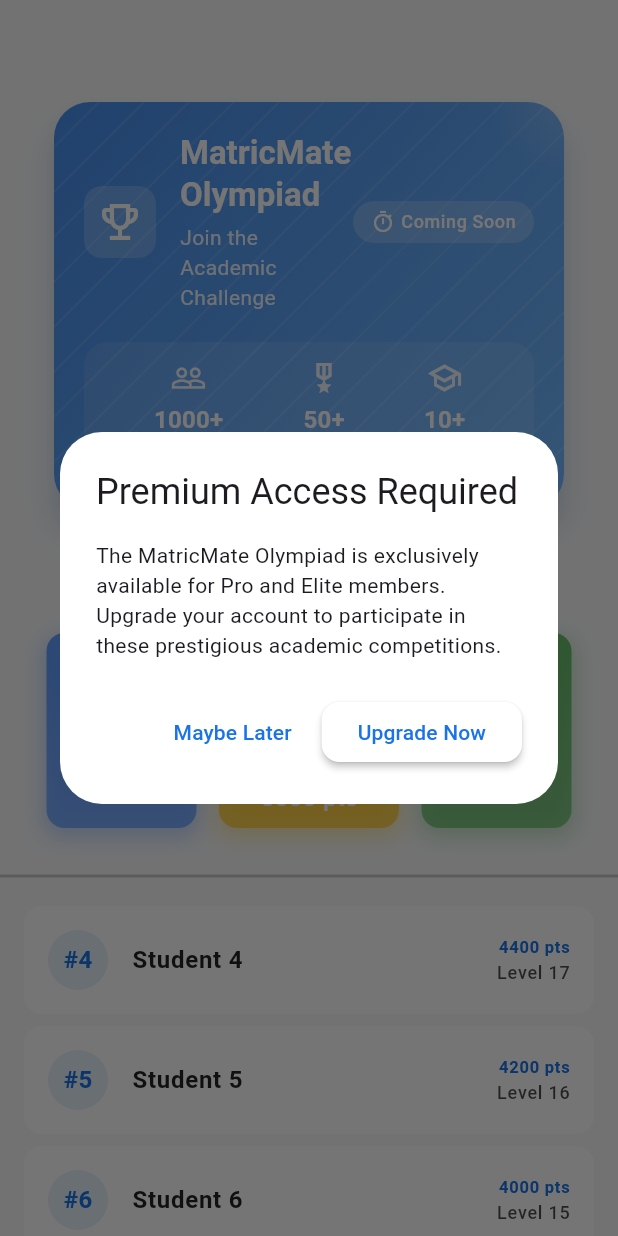
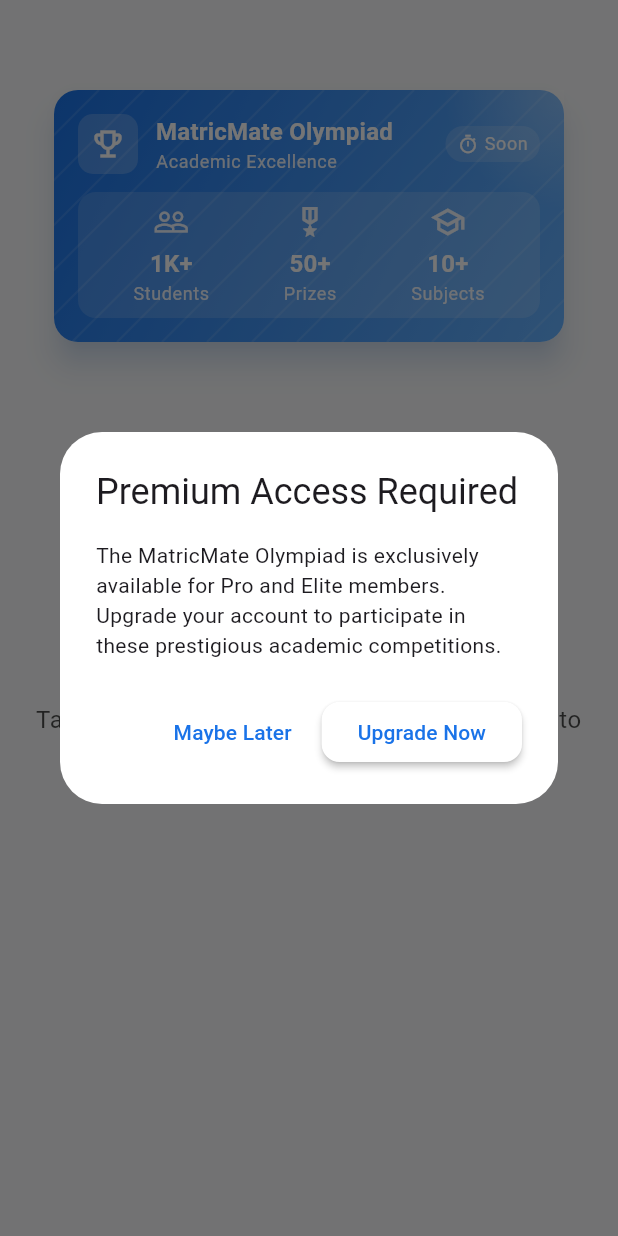
Before and after one commit to leighkun147/MatricMate, a Flutter app: the LeaderboardScreen screen opened directly, after a tap on "MatricMate Olympiad", on a phone screen of 412 x 824 dp. Run offline on Flutter 3.47's test engine with Material 3 defaults, Android fonts, the phone set to English and light mode, and no system bars; drawn by our look-alikes of flutter_animate; our stand-ins replace cloud_firestore, device_info_plus, dio, firebase_auth, firebase_core, firebase_storage and 5 more; accounts and stored records are empty.

Commit message:
towards launching

```diff
--- a/lib/models/exam_result.dart
+++ b/lib/models/exam_result.dart
@@ -1,5 +1,6 @@
 class ExamResult {
   final String examId;
+  final String examHash; // Hash of exam content to identify unique exams
   final String title;
   final int totalQuestions;
   final int correctAnswers;
@@ -9,6 +10,7 @@
 
   ExamResult({
     required this.examId,
+    required this.examHash,
     required this.title,
     required this.totalQuestions,
     required this.correctAnswers,
@@ -20,6 +22,7 @@
   Map<String, dynamic> toJson() {
     return {
       'examId': examId,
+      'examHash': examHash,
       'title': title,
       'totalQuestions': totalQuestions,
       'correctAnswers': correctAnswers,
@@ -32,6 +35,7 @@
   factory ExamResult.fromJson(Map<String, dynamic> json) {
     return ExamResult(
       examId: json['examId'] as String,
+      examHash: json['examHash'] as String? ?? json['examId'] as String, // Fallback for old results
       title: json['title'] as String,
       totalQuestions: json['totalQuestions'] as int,
       correctAnswers: json['correctAnswers'] as int,
--- a/lib/models/olympiad_exam.dart
+++ b/lib/models/olympiad_exam.dart
@@ -19,7 +19,7 @@
     return OlympiadExam(
       title: json['title'] as String,
       duration: json['duration'] as int,
-      constants: json['constants'] as Map<String, dynamic>,
+      constants: (json['constants'] as Map<String, dynamic>?) ?? {},
       numberOfQuestions: json['numberOfQuestions'] as int,
       questions: (json['questions'] as List)
           .map((q) => Question.fromJson(q as Map<String, dynamic>))
--- a/lib/screens/leaderboard_screen.dart
+++ b/lib/screens/leaderboard_screen.dart
@@ -26,29 +26,26 @@
   }
 
   Future<void> _loadLeaderboard() async {
-    await Future.delayed(const Duration(seconds: 1));
+    try {
+      // TODO: Implement actual leaderboard data loading from Firebase
       setState(() {
-      _entries = _getDummyData();
+        _entries = [];
         _isLoading = false;
       });
+    } catch (e) {
+      if (!mounted) return;
+      ScaffoldMessenger.of(context).showSnackBar(
+        SnackBar(content: Text('Error loading leaderboard: $e')),
+      );
     }
-
-  List<Map<String, dynamic>> _getDummyData() {
-    return List.generate(
-      20,
-      (index) => {
-        'name': 'Student ${index + 1}',
-        'rank': index + 1,
-        'points': 5000 - (index * 200),
-        'level': 20 - index,
-      },
-    );
   }
 
   @override
   Widget build(BuildContext context) {
     return Scaffold(
-      body: Container(
+      body: _isLoading
+          ? const Center(child: CircularProgressIndicator())
+          : Container(
         decoration: BoxDecoration(
           gradient: LinearGradient(
             begin: Alignment.topCenter,
@@ -73,10 +70,50 @@
                 const SliverFillRemaining(
                   child: Center(child: CircularProgressIndicator()),
                 )
+              else if (_entries.isEmpty)
+                SliverFillRemaining(
+                  hasScrollBody: false,
+                  child: SingleChildScrollView(
+                    child: Container(
+                      padding: const EdgeInsets.symmetric(horizontal: 24),
+                      child: Column(
+                        mainAxisSize: MainAxisSize.min,
+                        children: [
+                          const SizedBox(height: 40),
+                          Icon(
+                            Icons.emoji_events_outlined,
+                            size: 100,
+                            color: Theme.of(context).colorScheme.primary.withOpacity(0.3),
+                          ),
+                          const SizedBox(height: 24),
+                          Text(
+                            'No Rankings Available',
+                            style: Theme.of(context).textTheme.headlineSmall?.copyWith(
+                                  fontWeight: FontWeight.bold,
+                                  color: Theme.of(context).colorScheme.onBackground,
+                                ),
+                          ),
+                          const SizedBox(height: 16),
+                          Text(
+                            'Take exams and compete with other students to see your name on the leaderboard!',
+                            textAlign: TextAlign.center,
+                            style: Theme.of(context).textTheme.bodyLarge?.copyWith(
+                                  color: Theme.of(context).colorScheme.onBackground.withOpacity(0.7),
+                                ),
+                          ),
+                          const SizedBox(height: 32),
+
+                          const SizedBox(height: 40),
+                        ],
+                      ),
+                    ).animate().fadeIn(duration: 600.ms).scale(),
+                  ),
+                )
               else
                 SliverList(
                   delegate: SliverChildListDelegate([
                     _buildTopThree(),
+                    if (_entries.length > 3) ...[  // Only show divider if there are more entries
                       Divider(
                         color: Theme.of(context)
                             .colorScheme
@@ -86,6 +123,7 @@
                         thickness: 2,
                       ),
                       ..._entries.skip(3).map(_buildRankListItem),
+                    ],
                   ]),
                 ),
             ],
@@ -145,30 +183,27 @@
         onTap: _handleOlympiadAccess,
         child: Container(
           width: double.infinity,
-          margin: const EdgeInsets.all(16),
+          margin: const EdgeInsets.symmetric(horizontal: 16, vertical: 8),
           child: Card(
             elevation: 8,
-            shadowColor: Theme.of(context).colorScheme.primary.withOpacity(0.4),
+            shadowColor: Theme.of(context).colorScheme.primary.withOpacity(0.3),
             shape: RoundedRectangleBorder(
-              borderRadius: BorderRadius.circular(24),
+              borderRadius: BorderRadius.circular(16),
             ),
             child: Container(
               decoration: BoxDecoration(
-                borderRadius: BorderRadius.circular(24),
+                borderRadius: BorderRadius.circular(16),
                 gradient: LinearGradient(
                   begin: Alignment.topLeft,
                   end: Alignment.bottomRight,
                   colors: [
-                    Theme.of(context).colorScheme.primary.withOpacity(0.8),
-                    Theme.of(context).colorScheme.secondary.withOpacity(0.9),
+                    Theme.of(context).colorScheme.primary,
+                    Theme.of(context).colorScheme.secondary,
                   ],
                 ),
               ),
-              child: ClipRRect(
-                borderRadius: BorderRadius.circular(24),
               child: Stack(
                 children: [
-                    // Background pattern
                   Positioned.fill(
                     child: CustomPaint(
                       painter: DiagonalPatternPainter(
@@ -176,11 +211,10 @@
                       ),
                     ),
                   ),
-                    // Content
                   Padding(
-                      padding: const EdgeInsets.all(20),
+                    padding: const EdgeInsets.all(16),
                     child: Column(
-                        crossAxisAlignment: CrossAxisAlignment.start,
+                      mainAxisSize: MainAxisSize.min,
                       children: [
                         Row(
                           children: [
@@ -188,15 +222,16 @@
                               padding: const EdgeInsets.all(8),
                               decoration: BoxDecoration(
                                 color: Colors.white.withOpacity(0.2),
-                                  borderRadius: BorderRadius.circular(12),
+                                borderRadius: BorderRadius.circular(10),
                               ),
-                                child: Icon(
+                              child: const Icon(
                                 Icons.emoji_events_outlined,
                                 color: Colors.white,
-                                  size: 32,
+                                size: 24,
+                              ).animate()
+                                .shimmer(duration: 2000.ms),
                             ),
-                              ),
-                              const SizedBox(width: 16),
+                            const SizedBox(width: 12),
                             Expanded(
                               child: Column(
                                 crossAxisAlignment: CrossAxisAlignment.start,
@@ -205,21 +240,19 @@
                                     'MatricMate Olympiad',
                                     style: Theme.of(context)
                                         .textTheme
-                                          .titleLarge
+                                        .titleMedium
                                         ?.copyWith(
                                           color: Colors.white,
                                           fontWeight: FontWeight.bold,
                                         ),
                                   ),
-                                    const SizedBox(height: 4),
                                   Text(
-                                      'Join the Academic Challenge',
+                                    'Academic Excellence',
                                     style: Theme.of(context)
                                         .textTheme
-                                          .bodyMedium
+                                        .bodySmall
                                         ?.copyWith(
-                                            color:
-                                                Colors.white.withOpacity(0.9),
+                                          color: Colors.white.withOpacity(0.9),
                                         ),
                                   ),
                                 ],
@@ -227,12 +260,12 @@
                             ),
                             Container(
                               padding: const EdgeInsets.symmetric(
-                                  horizontal: 12,
-                                  vertical: 6,
+                                horizontal: 8,
+                                vertical: 4,
                               ),
                               decoration: BoxDecoration(
-                                  color: Colors.white.withOpacity(0.2),
-                                  borderRadius: BorderRadius.circular(20),
+                                color: Colors.white.withOpacity(0.15),
+                                borderRadius: BorderRadius.circular(12),
                               ),
                               child: Row(
                                 mainAxisSize: MainAxisSize.min,
@@ -240,17 +273,17 @@
                                   Icon(
                                     Icons.timer_outlined,
                                     color: Colors.white,
-                                      size: 16,
+                                    size: 14,
                                   ),
                                   const SizedBox(width: 4),
                                   Text(
-                                      'Coming Soon',
+                                    'Soon',
                                     style: Theme.of(context)
                                         .textTheme
                                         .bodySmall
                                         ?.copyWith(
                                           color: Colors.white,
-                                            fontWeight: FontWeight.w500,
+                                          fontSize: 12,
                                         ),
                                   ),
                                 ],
@@ -258,23 +291,23 @@
                             ),
                           ],
                         ),
-                          const SizedBox(height: 20),
+                        const SizedBox(height: 12),
                         Container(
                           padding: const EdgeInsets.symmetric(
-                              horizontal: 16,
-                              vertical: 12,
+                            horizontal: 12,
+                            vertical: 8,
                           ),
                           decoration: BoxDecoration(
-                              color: Colors.white.withOpacity(0.1),
-                              borderRadius: BorderRadius.circular(16),
+                            color: Colors.white.withOpacity(0.15),
+                            borderRadius: BorderRadius.circular(12),
                           ),
                           child: Row(
                             mainAxisAlignment: MainAxisAlignment.spaceAround,
                             children: [
                               _buildOlympiadStat(
                                 icon: Icons.people_outline,
-                                  value: '1000+',
-                                  label: 'Participants',
+                                value: '1K+',
+                                label: 'Students',
                               ),
                               _buildOlympiadStat(
                                 icon: Icons.military_tech_outlined,
@@ -292,23 +325,25 @@
                         ],
                       ),
                     ),
-                    // Shine effect
+                    // Shine effects
                     Positioned(
-                      top: -50,
-                      right: -50,
+                      top: -80,
+                      right: -80,
                       child: Container(
-                        width: 100,
-                        height: 100,
+                        width: 160,
+                        height: 160,
                         decoration: BoxDecoration(
                           shape: BoxShape.circle,
                           gradient: RadialGradient(
                             colors: [
-                              Colors.white.withOpacity(0.2),
+                              Colors.white.withOpacity(0.3),
                               Colors.white.withOpacity(0),
                             ],
                           ),
                         ),
-                      ),
+                      ).animate(onPlay: (controller) => controller.repeat())
+                        .fadeIn(duration: 2000.ms)
+                        .fadeOut(duration: 2000.ms),
                     ),
                   ],
                 ),
@@ -349,6 +384,38 @@
   }
 
   Widget _buildTopThree() {
+    if (_entries.isEmpty) {
+      return Container(
+        padding: const EdgeInsets.all(24),
+        child: Column(
+          mainAxisAlignment: MainAxisAlignment.center,
+          children: [
+            Icon(
+              Icons.emoji_events_outlined,
+              size: 80,
+              color: Theme.of(context).colorScheme.primary.withOpacity(0.5),
+            ),
+            const SizedBox(height: 16),
+            Text(
+              'No Rankings Yet',
+              style: Theme.of(context).textTheme.headlineSmall?.copyWith(
+                    fontWeight: FontWeight.bold,
+                    color: Theme.of(context).colorScheme.onBackground,
+                  ),
+            ),
+            const SizedBox(height: 8),
+            Text(
+              'Be the first to take an exam and claim the top spot!',
+              textAlign: TextAlign.center,
+              style: Theme.of(context).textTheme.bodyLarge?.copyWith(
+                    color: Theme.of(context).colorScheme.onBackground.withOpacity(0.7),
+                  ),
+            ),
+          ],
+        ),
+      ).animate().fadeIn().scale();
+    }
+
     return Padding(
       padding: const EdgeInsets.all(16),
       child: Row(
```
Also changed, not shown: lib/screens/exam_taking_screen.dart (+7 -5 lines), lib/screens/olympiad_exams_screen.dart (+38 -4 lines). Lines whose indentation alone changed are shown as unchanged.
